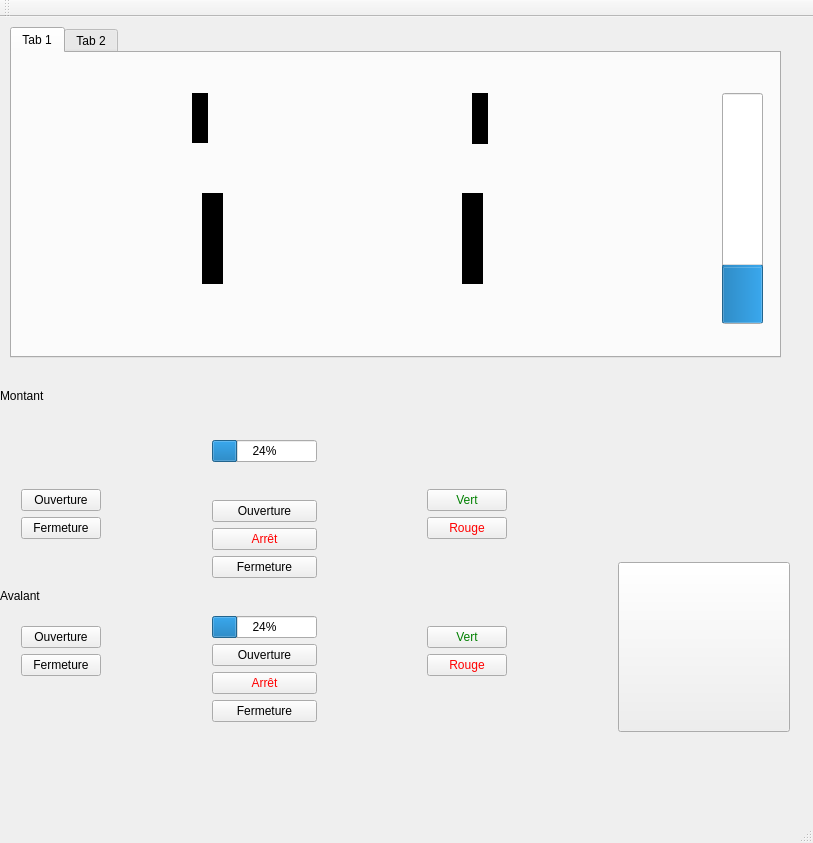
VConstans/IHMEcluse, file mainwindow.ui: the form before one commit.
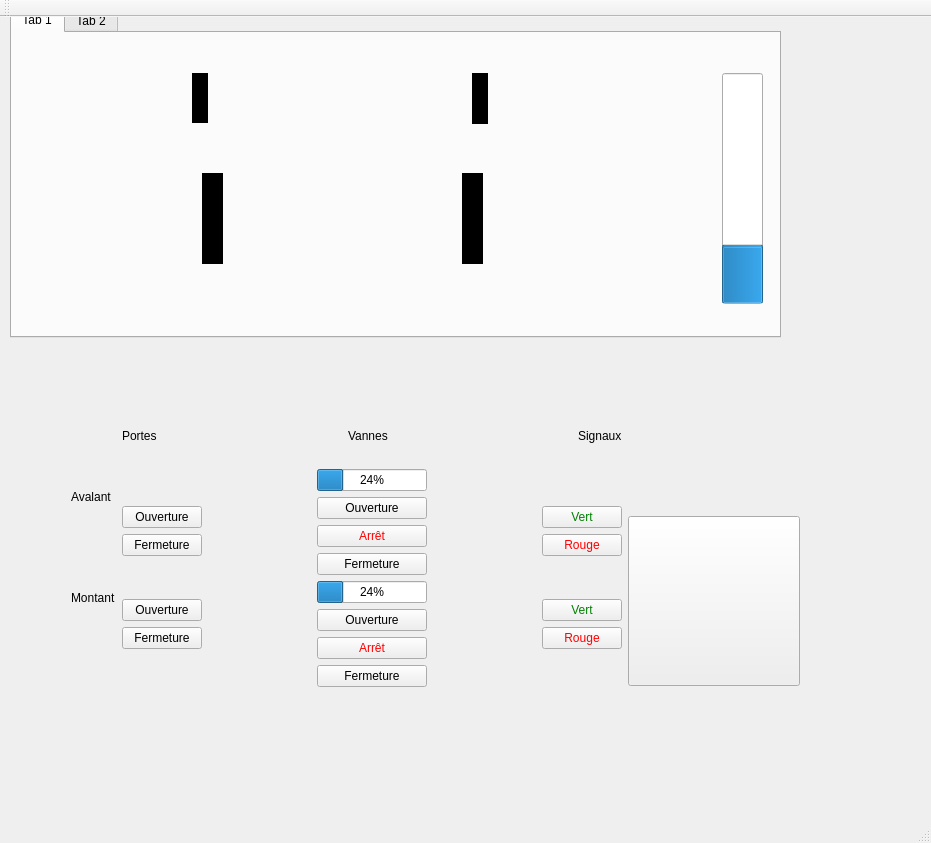
The form after the commit. The open tabs and pages were chosen to show the change. Icons and pictures are not drawn.

Commit message: organize layout

What changed in the file:
```diff
--- a/mainwindow.ui
+++ b/mainwindow.ui
@@ -6,7 +6,7 @@
    <rect>
     <x>0</x>
     <y>0</y>
-    <width>813</width>
+    <width>931</width>
     <height>843</height>
    </rect>
   </property>
@@ -17,10 +17,10 @@
    <widget class="QStackedWidget" name="stackedWidget">
     <property name="geometry">
      <rect>
-      <x>0</x>
-      <y>260</y>
-      <width>941</width>
-      <height>511</height>
+      <x>40</x>
+      <y>340</y>
+      <width>831</width>
+      <height>431</height>
      </rect>
     </property>
     <property name="layoutDirection">
@@ -155,68 +155,128 @@
      </widget>
     </widget>
     <widget class="QWidget" name="IHMMan">
+     <widget class="QWidget" name="horizontalLayoutWidget_4">
+      <property name="geometry">
+       <rect>
+        <x>20</x>
+        <y>40</y>
+        <width>751</width>
+        <height>301</height>
+       </rect>
+      </property>
+      <layout class="QHBoxLayout" name="horizontalLayout_6">
+       <item>
+        <layout class="QVBoxLayout" name="verticalLayout_5">
+         <item>
+          <spacer name="verticalSpacer">
+           <property name="orientation">
+            <enum>Qt::Vertical</enum>
+           </property>
+           <property name="sizeHint" stdset="0">
+            <size>
+             <width>20</width>
+             <height>40</height>
+            </size>
+           </property>
+          </spacer>
+         </item>
+         <item>
+          <widget class="QLabel" name="label_5">
+           <property name="text">
+            <string>Avalant</string>
+           </property>
+          </widget>
+         </item>
+         <item>
+          <spacer name="verticalSpacer_2">
+           <property name="orientation">
+            <enum>Qt::Vertical</enum>
+           </property>
+           <property name="sizeHint" stdset="0">
+            <size>
+             <width>20</width>
+             <height>40</height>
+            </size>
+           </property>
+          </spacer>
+         </item>
+         <item>
+          <widget class="QLabel" name="label_4">
+           <property name="text">
+            <string>Montant</string>
+           </property>
+          </widget>
+         </item>
+         <item>
+          <spacer name="verticalSpacer_3">
+           <property name="orientation">
+            <enum>Qt::Vertical</enum>
+           </property>
+           <property name="sizeHint" stdset="0">
+            <size>
+             <width>20</width>
+             <height>40</height>
+            </size>
+           </property>
+          </spacer>
+         </item>
+        </layout>
+       </item>
+       <item>
+        <layout class="QVBoxLayout" name="verticalLayout_4">
+         <item>
+          <layout class="QHBoxLayout" name="horizontalLayout_5">
+           <item>
      <widget class="QLabel" name="label_2">
-      <property name="geometry">
-       <rect>
-        <x>290</x>
-        <y>10</y>
-        <width>67</width>
-        <height>17</height>
-       </rect>
-      </property>
       <property name="text">
        <string>Portes</string>
       </property>
      </widget>
-     <widget class="QLabel" name="label_3">
-      <property name="geometry">
-       <rect>
-        <x>510</x>
-        <y>10</y>
-        <width>67</width>
-        <height>17</height>
-       </rect>
-      </property>
-      <property name="text">
-       <string>Signaux</string>
-      </property>
-     </widget>
+           </item>
+           <item>
+            <spacer name="horizontalSpacer_5">
+             <property name="orientation">
+              <enum>Qt::Horizontal</enum>
+             </property>
+             <property name="sizeHint" stdset="0">
+              <size>
+               <width>40</width>
+               <height>20</height>
+              </size>
+             </property>
+            </spacer>
+           </item>
+           <item>
      <widget class="QLabel" name="label">
-      <property name="geometry">
-       <rect>
-        <x>100</x>
-        <y>10</y>
-        <width>67</width>
-        <height>17</height>
-       </rect>
-      </property>
       <property name="text">
        <string>Vannes</string>
       </property>
      </widget>
-     <widget class="QLabel" name="label_4">
-      <property name="geometry">
-       <rect>
-        <x>0</x>
-        <y>110</y>
-        <width>67</width>
-        <height>17</height>
-       </rect>
-      </property>
+           </item>
+           <item>
+            <spacer name="horizontalSpacer_6">
+             <property name="orientation">
+              <enum>Qt::Horizontal</enum>
+             </property>
+             <property name="sizeHint" stdset="0">
+              <size>
+               <width>40</width>
+               <height>20</height>
+              </size>
+             </property>
+            </spacer>
+           </item>
+           <item>
+            <widget class="QLabel" name="label_3">
       <property name="text">
-       <string>Montant</string>
-      </property>
-     </widget>
-     <widget class="QWidget" name="horizontalLayoutWidget_2">
-      <property name="geometry">
-       <rect>
-        <x>10</x>
-        <y>120</y>
-        <width>791</width>
-        <height>371</height>
-       </rect>
-      </property>
-      <layout class="QHBoxLayout" name="horizontalLayout">
+              <string>Signaux</string>
+             </property>
+            </widget>
+           </item>
+          </layout>
+         </item>
+         <item>
+          <layout class="QHBoxLayout" name="horizontalLayout_2">
        <item>
         <layout class="QVBoxLayout" name="groupeButtonVannes">
          <item>
@@ -434,18 +494,9 @@
          </item>
         </layout>
        </item>
-       <item>
-        <spacer name="horizontalSpacer_5">
-         <property name="orientation">
-          <enum>Qt::Horizontal</enum>
-         </property>
-         <property name="sizeHint" stdset="0">
-          <size>
-           <width>40</width>
-           <height>20</height>
-          </size>
-         </property>
-        </spacer>
+          </layout>
+         </item>
+        </layout>
        </item>
        <item>
         <layout class="QVBoxLayout" name="groupeButtonUrgence">
@@ -505,26 +556,17 @@
        </item>
       </layout>
      </widget>
-     <widget class="QLabel" name="label_5">
-      <property name="geometry">
-       <rect>
-        <x>0</x>
-        <y>310</y>
-        <width>67</width>
-        <height>17</height>
-       </rect>
-      </property>
-      <property name="text">
-       <string>Avalant</string>
-      </property>
-     </widget>
+     <zorder>horizontalLayoutWidget_2</zorder>
+     <zorder>label</zorder>
+     <zorder>horizontalLayoutWidget_4</zorder>
+     <zorder>verticalLayoutWidget</zorder>
     </widget>
    </widget>
    <widget class="QTabWidget" name="tabWidget_2">
     <property name="geometry">
      <rect>
       <x>10</x>
-      <y>10</y>
+      <y>-10</y>
       <width>771</width>
       <height>331</height>
      </rect>
```
Left out of the diff: 16 changed lines with no effect on the pictures. Lines whose indentation alone changed are shown as unchanged.
